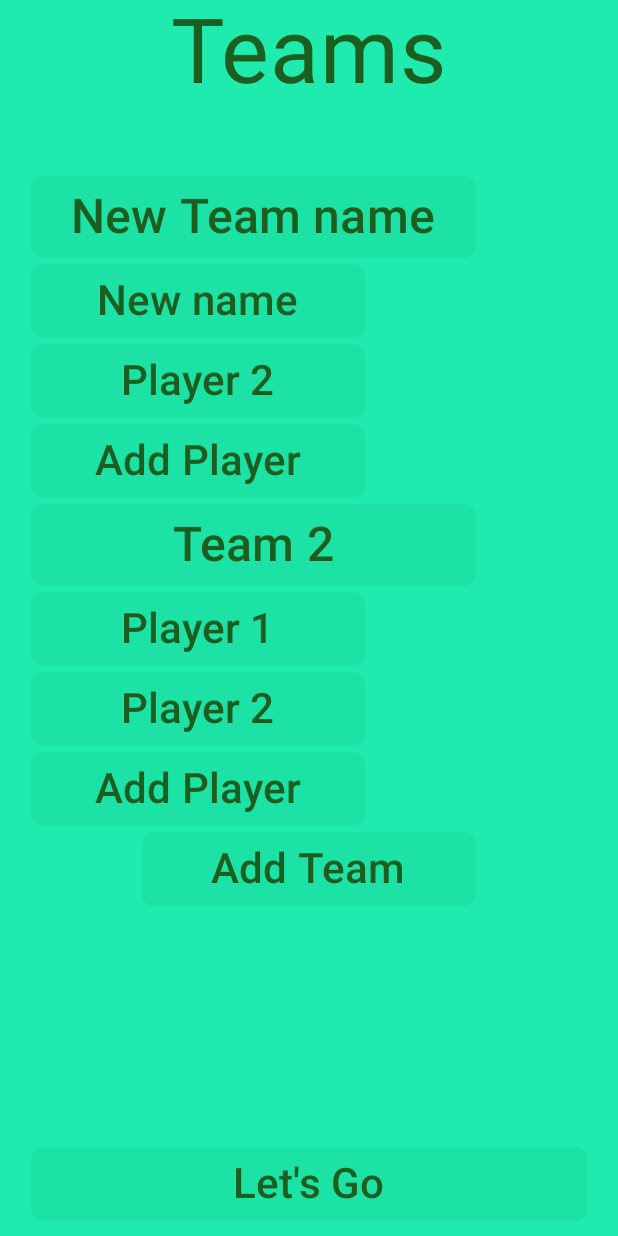
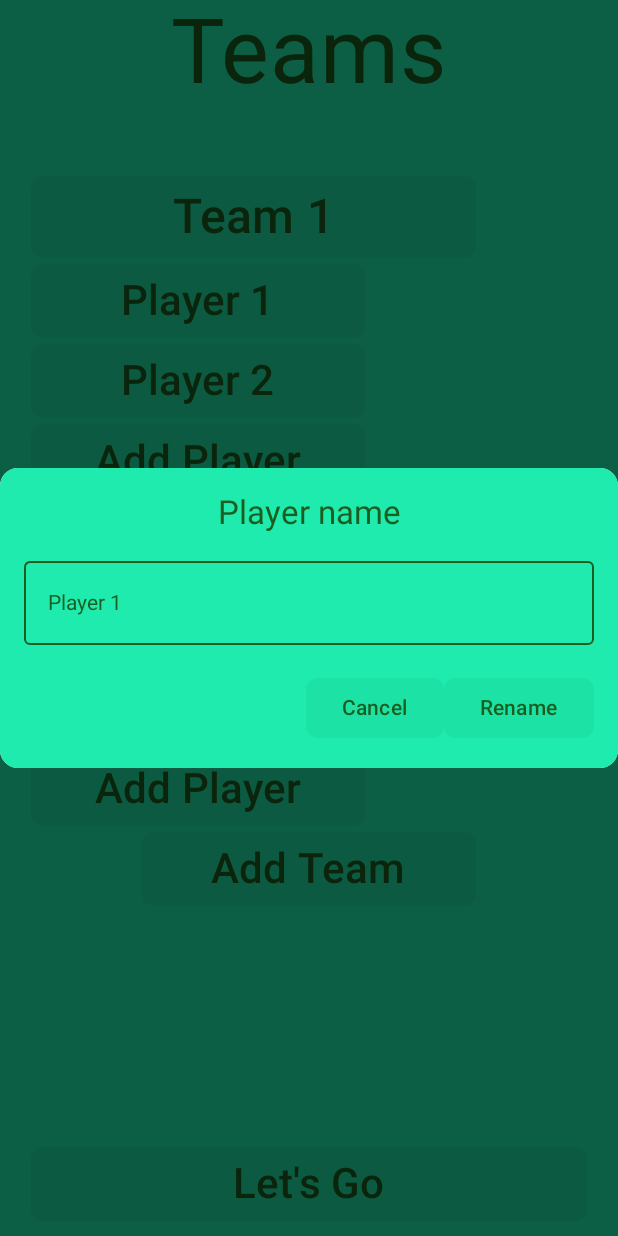
Before and after one commit to gev1997/AliasIT, an Android app built with Jetpack Compose: the TeamsPage screen opened through its navigation route, after a tap on an icon or button, on a phone screen of 412 x 824 dp. Run offline under Robolectric (Android 15) with nearby library versions, the phone set to English and light mode, and no system bars; 2 other taps on this screen came first.

Commit message:
Implement RenameDialog class to allow user change Team/Player name

```diff
--- a/app/src/main/java/com/aliasit/ui/TeamsPage.kt
+++ b/app/src/main/java/com/aliasit/ui/TeamsPage.kt
@@ -31,6 +31,7 @@ import com.aliasit.data.playersMaxCount
 import com.aliasit.data.playersMinCount
 import com.aliasit.data.teamsMaxCount
 import com.aliasit.data.teamsMinCount
+import com.aliasit.ui.dialog.RenameDialog
 
 @Composable
 fun MainActivity.TeamsPage() {
@@ -59,7 +60,10 @@ fun MainActivity.TeamsPage() {
                             // Team Column
                             Column(Modifier.fillMaxWidth()) {
                                 Row {
-                                    Button({ team.setName("New Team name") }, Modifier.width(teamTitleWidth), colors = ButtonDefaults.buttonColors(buttonColor), shape = buttonShape) {
+                                    val renameDialog = RenameDialog("Team")
+                                    renameDialog.Init(team.getName(), { name -> if (name.isNotEmpty()) team.setName(name) })
+
+                                    Button({ renameDialog.show() }, Modifier.width(teamTitleWidth), colors = ButtonDefaults.buttonColors(buttonColor), shape = buttonShape) {
                                         Text(team.getName(), color = textColor, fontSize = 32.sp)
                                     }
                                     if (teams.getCount() > teamsMinCount()) {
@@ -75,7 +79,10 @@ fun MainActivity.TeamsPage() {
                                     val player = team.getPlayer(playerIndex)
 
                                     Row {
-                                        Button({ player.setName("New name") }, Modifier.width(teamPlayerWidth), colors = ButtonDefaults.buttonColors(buttonColor), shape = buttonShape) {
+                                        val renameDialog = RenameDialog("Player")
+                                        renameDialog.Init(player.getName(), { name -> if (name.isNotEmpty()) player.setName(name) })
+
+                                        Button({ renameDialog.show() }, Modifier.width(teamPlayerWidth), colors = ButtonDefaults.buttonColors(buttonColor), shape = buttonShape) {
                                             Text(player.getName(), color = textColor, fontSize = 28.sp)
                                         }
                                         if (team.getPlayersCount() > playersMinCount()) {
--- /dev/null
+++ b/app/src/main/java/com/aliasit/ui/dialog/RenameDialog.kt
@@ -0,0 +1,76 @@
+package com.aliasit.ui.dialog
+
+import androidx.compose.foundation.background
+import androidx.compose.foundation.layout.Arrangement
+import androidx.compose.foundation.layout.Column
+import androidx.compose.foundation.layout.Row
+import androidx.compose.foundation.layout.fillMaxWidth
+import androidx.compose.foundation.layout.height
+import androidx.compose.foundation.layout.padding
+import androidx.compose.material3.Button
+import androidx.compose.material3.ButtonDefaults
+import androidx.compose.material3.Card
+import androidx.compose.material3.MaterialTheme
+import androidx.compose.material3.OutlinedTextField
+import androidx.compose.material3.OutlinedTextFieldDefaults
+import androidx.compose.material3.Text
+import androidx.compose.runtime.Composable
+import androidx.compose.runtime.getValue
+import androidx.compose.runtime.mutableStateOf
+import androidx.compose.runtime.remember
+import androidx.compose.runtime.setValue
+import androidx.compose.ui.Alignment
+import androidx.compose.ui.Modifier
+import androidx.compose.ui.text.TextStyle
+import androidx.compose.ui.unit.dp
+import androidx.compose.ui.window.Dialog
+import com.aliasit.ui.backgroundColor
+import com.aliasit.ui.buttonColor
+import com.aliasit.ui.textColor
+
+class RenameDialog(title: String) {
+    @Composable
+    fun Init(initialTextFieldValue: String, onConfirm: (String) -> Unit) {
+        if (!mShowDialog.value) return
+
+        var textFieldValue by remember { mutableStateOf(initialTextFieldValue) }
+
+        Dialog(mOnDismiss) {
+            Card(Modifier.fillMaxWidth(), MaterialTheme.shapes.medium) {
+                // Main Column
+                Column(Modifier.fillMaxWidth().height(200.dp).background(backgroundColor).padding(16.dp), Arrangement.SpaceBetween) {
+                    // Title Column
+                    Column(Modifier.fillMaxWidth(), horizontalAlignment = Alignment.CenterHorizontally) {
+                        Text("$mTitle name", color = textColor, style = MaterialTheme.typography.titleLarge)
+                    }
+
+                    // Text Column
+                    Column(Modifier.fillMaxWidth(), horizontalAlignment = Alignment.CenterHorizontally) {
+                        OutlinedTextField(textFieldValue, { textFieldValue = it }, Modifier.fillMaxWidth(), colors = OutlinedTextFieldDefaults.colors(focusedBorderColor = textColor, unfocusedBorderColor = textColor), textStyle = TextStyle(textColor), singleLine = true)
+                    }
+
+                    // Buttons Column
+                    Column(Modifier.fillMaxWidth(), horizontalAlignment = Alignment.CenterHorizontally) {
+                        Row(Modifier.fillMaxWidth(), Arrangement.End) {
+                            Button(mOnDismiss, colors = ButtonDefaults.buttonColors(buttonColor), shape = MaterialTheme.shapes.small) {
+                                Text("Cancel", color = textColor)
+                            }
+
+                            Button({ onConfirm(textFieldValue); mOnDismiss() }, colors = ButtonDefaults.buttonColors(buttonColor), shape = MaterialTheme.shapes.small) {
+                                Text("Rename", color = textColor)
+                            }
+                        }
+                    }
+                }
+            }
+        }
+    }
+
+    fun show() {
+        mShowDialog.value = true
+    }
+
+    private var mTitle = title
+    private var mShowDialog = mutableStateOf(false)
+    private var mOnDismiss = { mShowDialog.value = false }
+}
```
